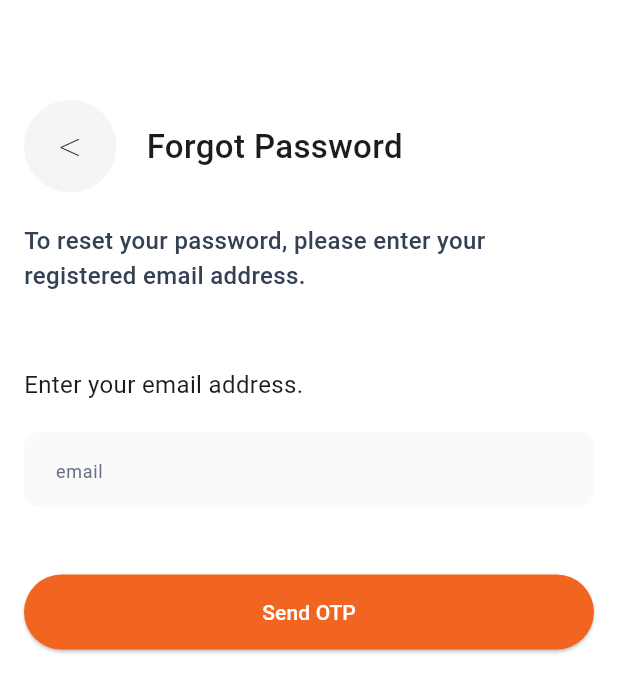
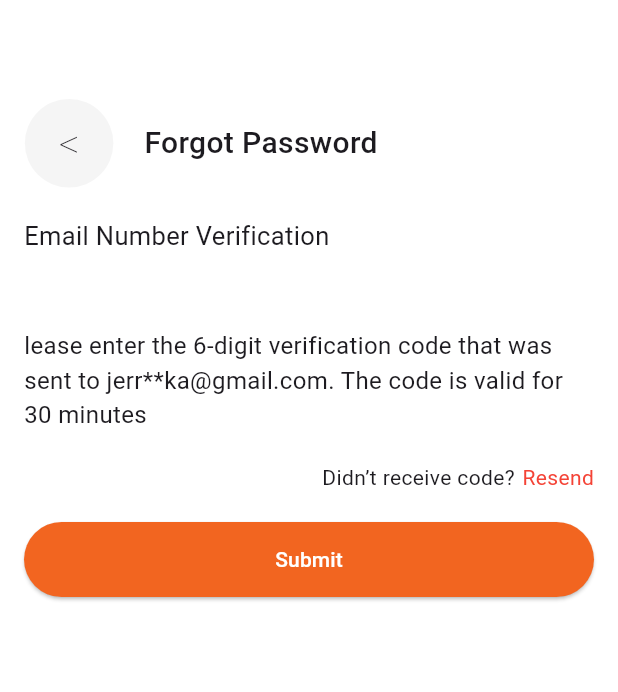
Before and after one commit to isaacwinston98/shipoka, a Flutter app: the screen it shows after launch, after a tap on "Send OTP", on a phone screen of 412 x 824 dp. Shown: the top 692 px of the screen. Run offline on Flutter 3.47's test engine with Material 3 defaults, Android fonts, the phone set to English and light mode, and no system bars; our stand-ins replace device_info_plus, device_preview, flutter_svg, gap, google_fonts, injectable and 1 more; Roboto replaces fonts that are missing (Ubuntu).

Commit message:
implemented the forget password screen over 90 percent completed

```diff
--- a/lib/core/navigator/route_name.dart
+++ b/lib/core/navigator/route_name.dart
@@ -4,5 +4,6 @@ class RouteName {
 
   static const String splashScreen = '/';
   static const String forgetPassword = '/forgot_password';
+  static const String inputOTP = '/reset_password';
   static const String signUp = '/signup';
 }
--- a/lib/core/navigator/router.dart
+++ b/lib/core/navigator/router.dart
@@ -2,6 +2,7 @@ import 'package:flutter/material.dart';
 import 'package:shipoka/core/navigator/route_extentions.dart';
 import 'package:shipoka/core/navigator/route_name.dart';
 import 'package:shipoka/features/auth/presentation/pages/forgot_password.dart';
+import 'package:shipoka/features/auth/presentation/pages/reset_password.dart';
 import 'package:shipoka/features/auth/presentation/pages/signup.dart';
 import 'package:shipoka/features/onboarding/presentation/pages/splash_screen.dart';
 
@@ -21,6 +22,11 @@ Route<T> onGenerateRoute<T>(RouteSettings settings) {
       return _getPageRoute(
         routeName: settings.name!,
         viewToShow: const ForgotPasswordScreen(),
+      );
+    case RouteName.inputOTP:
+      return _getPageRoute(
+        routeName: settings.name!,
+        viewToShow: const InputOTPScreen(),
       );
     default:
       return MaterialPageRoute<T>(
--- a/lib/features/auth/presentation/pages/forgot_password.dart
+++ b/lib/features/auth/presentation/pages/forgot_password.dart
@@ -1,7 +1,8 @@
 import 'package:flutter/material.dart';
+import 'package:flutter_svg/flutter_svg.dart';
 import 'package:shipoka/app/styles/app_color.dart';
-import 'package:shipoka/app/styles/fonts.dart';
 import 'package:shipoka/app/view/widget/input_field.dart';
+import 'package:shipoka/features/auth/presentation/pages/reset_password.dart';
 
 class ForgotPasswordScreen extends StatefulWidget {
   const ForgotPasswordScreen({super.key});
@@ -11,6 +12,9 @@ class ForgotPasswordScreen extends StatefulWidget {
 }
 
 class _ForgotPasswordScreenState extends State<ForgotPasswordScreen> {
+  bool isLoading = false;
+
+
   @override
   Widget build(BuildContext context) {
     return Scaffold(
@@ -25,11 +29,12 @@ class _ForgotPasswordScreenState extends State<ForgotPasswordScreen> {
             Row(
               children: [
                 GestureDetector(
-                  onTap: (){
+                  onTap: () {
                     Navigator.pop(context);
                   },
                   child: Container(
-                    padding: EdgeInsets.symmetric(vertical: 10.0, horizontal:23.0),
+                    padding: EdgeInsets.symmetric(
+                        vertical: 10.0, horizontal: 23.0),
                     decoration: BoxDecoration(
                       shape: BoxShape.circle,
                       color: Colors.grey.withOpacity(0.1),
@@ -37,7 +42,7 @@ class _ForgotPasswordScreenState extends State<ForgotPasswordScreen> {
                     child: Text(
                       '<',
                       style: TextStyle(
-                        fontSize: 30.0,
+                        fontSize: 27.0,
                         fontWeight: FontWeight.w100,
                       ),
                     ),
@@ -49,7 +54,7 @@ class _ForgotPasswordScreenState extends State<ForgotPasswordScreen> {
                   child: Text(
                     'Forgot Password',
                     style: TextStyle(
-                      fontSize: 22.0,
+                      fontSize: 20.0,
                       fontWeight: FontWeight.w500,
                     ),
                   ),
@@ -60,13 +65,12 @@ class _ForgotPasswordScreenState extends State<ForgotPasswordScreen> {
             const SizedBox(height: 20.0,),
 
             //Text below Forgot Password
-            TextBody(
+            Text(
                 'To reset your password, please enter your '
                     'registered email address.',
-              fontSize: 16,
-              fontWeight: FontWeight.w500,
-              color: AppColors.grey4,
-
+                style: TextStyle(
+                  fontSize: 17.0,
+                )
             ),
 
             const SizedBox(height: 50.0,),
@@ -84,23 +88,51 @@ class _ForgotPasswordScreenState extends State<ForgotPasswordScreen> {
 
             // The Email address text Field
             InputField(
+              prefix: SvgPicture.asset(
+                'assets/icons/sms.svg',
+                width: 24.0, // Adjust size as needed
+                height: 24.0,
+                color: Colors.grey.shade600,
+              ),
               controller: null,
-             placeholder: 'email',),
+              placeholder: 'Email',
+            ),
 
-            const SizedBox(height: 45.0,),
+
+            const SizedBox(height: 35.0,),
 
             //Send OTP button
             SizedBox(
               width: double.infinity,
               child: ElevatedButton(
-                  onPressed: (){
+                onPressed: () {
                   //Implement the logic for sending OTP
+                  Navigator.push(
+                    context,
+                    MaterialPageRoute(
+                      builder: (context) => InputOTPScreen(),
+                    ),
+                  );
                 },
                 style: ElevatedButton.styleFrom(
                   backgroundColor: AppColors.primaryColor,
                   minimumSize: Size(200.0, 50.0),
                 ),
-                  child: Text('Send OTP', style: TextStyle(color: AppColors.white),),
+
+                child: Stack(
+                  alignment: Alignment.center,
+                  children: [
+                    if (!isLoading)
+                      Text(
+                        'Send OTP',
+                        style: TextStyle(color: AppColors.white),
+                      ),
+                    if (isLoading)
+                      CircularProgressIndicator(
+                        valueColor: AlwaysStoppedAnimation<Color>(Colors.white),
+                      ),
+                  ],
+                ),
               ),
             ),
           ],
@@ -108,4 +140,21 @@ class _ForgotPasswordScreenState extends State<ForgotPasswordScreen> {
       ),
     );
   }
+
+
+// Function to handle OTP sending logic
+/*void _sendOTP() async {
+  // Set loading state to true
+  setState(() {
+    isLoading = true;
+  });
+
+  // Implement the logic for sending OTP
+  await Future.delayed(Duration(seconds: 2)); // Simulating a delay
+
+  // Set loading state to false after the operation is complete
+  setState(() {
+    isLoading = false;
+  });
+}*/
 }
--- a/lib/features/auth/presentation/pages/reset_password.dart
+++ b/lib/features/auth/presentation/pages/reset_password.dart
@@ -0,0 +1,169 @@
+import 'package:flutter/material.dart';
+import 'package:shipoka/app/styles/app_color.dart';
+//import 'package:pin_code_fields/pin_code_fields.dart';
+
+class InputOTPScreen extends StatefulWidget {
+  const InputOTPScreen({Key? key}) : super(key: key);
+
+  @override
+  State<InputOTPScreen> createState() => _InputOTPScreenState();
+}
+
+class _InputOTPScreenState extends State<InputOTPScreen> {
+  //TextEditingController _otpController = TextEditingController();
+  bool isLoading = false;
+
+  @override
+  Widget build(BuildContext context) {
+    return Scaffold(
+      body: Padding(
+        padding: EdgeInsets.all(16.0),
+        child: Column(
+          crossAxisAlignment: CrossAxisAlignment.start,
+          children: [
+            SizedBox(height: 50.0,),
+
+            // ... other widgets ...
+
+            //Back Arrow
+            Row(
+              children: [
+                GestureDetector(
+                  onTap: () {
+                    Navigator.pop(context);
+                  },
+                  child: Container(
+                    padding: EdgeInsets.symmetric(
+                        vertical: 10.0, horizontal: 23.0),
+                    decoration: BoxDecoration(
+                      shape: BoxShape.circle,
+                      color: Colors.grey.withOpacity(0.1),
+                    ),
+                    child: Text(
+                      '<',
+                      style: TextStyle(
+                        fontSize: 27.0,
+                        fontWeight: FontWeight.w100,
+                      ),
+                    ),
+                  ),
+                ),
+                const SizedBox(width: 20.0,),
+                //Text at the center Top
+                const Center(
+                  child: Text(
+                    'Forgot Password',
+                    style: TextStyle(
+                      fontSize: 20.0,
+                      fontWeight: FontWeight.w500,
+                    ),
+                  ),
+                )
+              ],
+            ),
+
+            const SizedBox(height: 20.0,),
+
+            //Text below Forgot Password
+            Text(
+              'Email Number Verification',
+                style: TextStyle(
+                  fontSize: 17.0,
+
+                )
+            ),
+
+            const SizedBox(height: 50.0,),
+
+            // Text above "Email address" TextFormField
+            Text(
+              'lease enter the 6-digit verification code that was sent to jerr**ka@gmail.com. The code is valid for 30 minutes',
+              style: TextStyle(
+                fontSize: 16.0,
+                // color: Colors.grey,
+              ),
+            ),
+
+            SizedBox(height: 20.0,),
+
+
+            // PinCodeTextField for OTP input
+            /*PinCodeTextField(
+              appContext: context,
+              controller: _otpController,
+              length: 6, // You can adjust the length as needed
+              onChanged: (value) {
+                // Handle OTP input change
+              },
+              onCompleted: (pin) {
+                // Implement logic when OTP is completed
+              },
+            ),*/
+
+            // Row with two different texts
+            const Row(
+              mainAxisAlignment: MainAxisAlignment.end,
+              children: [
+                Text(
+                  'Didn’t receive code?',
+                  style: TextStyle(),
+                ),
+                SizedBox(width: 5.0), // Add space between texts
+                Text(
+                  'Resend',
+                  style: TextStyle(color: Colors.red),
+                ),
+              ],
+            ),
+
+            // SizedBox for spacing
+            SizedBox(height: 20.0),
+
+
+            // Countdown Timer
+            //CountdownTimer(),
+
+        //Send OTP button
+        SizedBox(
+          width: double.infinity,
+          child: ElevatedButton(
+            onPressed: () {
+              //Implement the logic for sending OTP
+            },
+            style: ElevatedButton.styleFrom(
+              backgroundColor: AppColors.primaryColor,
+              minimumSize: Size(200.0, 50.0),
+            ),
+
+            child: Stack(
+              alignment: Alignment.center,
+              children: [
+                if (!isLoading)
+                  Text(
+                    'Submit',
+                    style: TextStyle(color: AppColors.white),
+                  ),
+                if (isLoading)
+                  CircularProgressIndicator(
+                    valueColor: AlwaysStoppedAnimation<Color>(Colors.white),
+                  ),
+              ],
+            ),
+          ),
+        ),
+          ],
+        ),
+      ),
+    );
+  }
+}
+
+/*class CountdownTimer extends StatelessWidget {
+  @override
+  Widget build(BuildContext context) {
+    // Implement the countdown timer widget here
+    return Container(
+      // Your countdown timer UI goes here
+    );
+  }
+}*/
--- a/lib/features/onboarding/presentation/pages/splash_screen.dart
+++ b/lib/features/onboarding/presentation/pages/splash_screen.dart
@@ -1,4 +1,7 @@
+//import 'dart:async';
 import 'package:flutter/material.dart';
+//import 'package:shipoka/features/onboarding/presentation/pages/onboarding_screen.dart';
+
 
 class CustomSplashScreen extends StatefulWidget {
   const CustomSplashScreen({super.key});
@@ -14,12 +17,12 @@ class _CustomSplashScreenState extends State<CustomSplashScreen> with SingleTick
   void initState (){
     super.initState();
    // After a delay, navigate to the onboarding screen
-   //  Timer(const Duration(seconds: 4), () {
-   //    Navigator.pushReplacement(
-   //        context,
-   //        MaterialPageRoute(builder: (context) => const OnboardingScreen()),
-   //    );
-   //  });
+    /*Timer(const Duration(seconds: 4), () {
+      Navigator.pushReplacement(
+          context,
+          MaterialPageRoute(builder: (context) => const OnboardingScreen()),
+      );
+    });*/
   }
   @override
   Widget build(BuildContext context) {
```
Also changed, not shown: assets/icons/sms.svg (added). Lines whose indentation alone changed are shown as unchanged.
